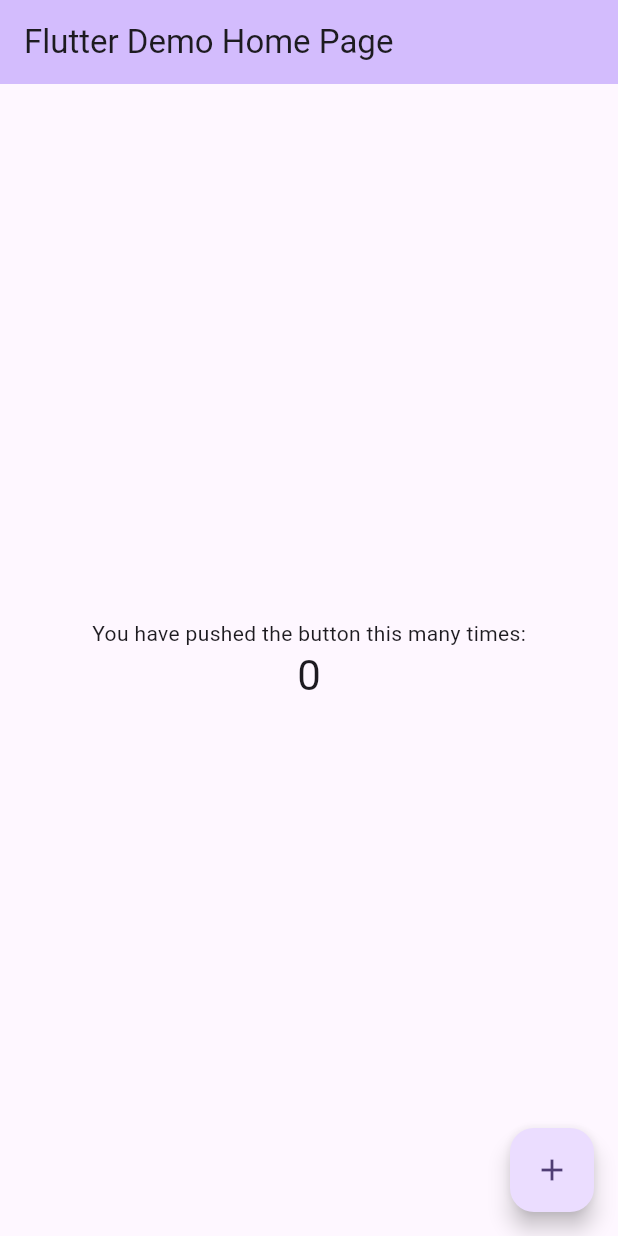
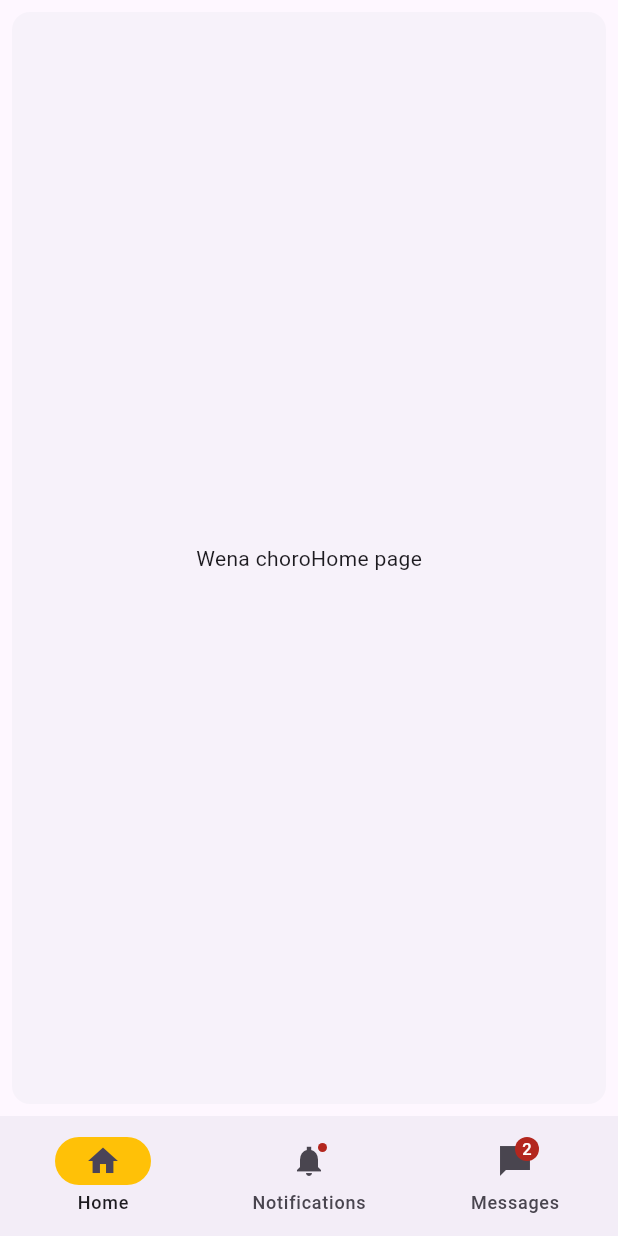
Before and after one commit to baltilucas/SoluMeds-data360, a Flutter app: the screen it shows after launch, on a phone screen of 412 x 824 dp. Run offline on Flutter 3.47's test engine with Material 3 defaults, Android fonts, the phone set to English and light mode, and no system bars.

Commit message:
Flutter separao

```diff
--- a/Front-Flutter/solumedsflutter/lib/main.dart
+++ b/Front-Flutter/solumedsflutter/lib/main.dart
@@ -1,122 +1,109 @@
 import 'package:flutter/material.dart';
+import 'tabs/mainpage.dart';
+import 'tabs/info.dart';
 
-void main() {
-  runApp(const MyApp());
+
+
+void main() => runApp(const NavigationBarApp());
+
+
+
+class NavigationBarApp extends StatelessWidget {
+  const NavigationBarApp({super.key});
+
+  @override
+  Widget build(BuildContext context) {
+    return const MaterialApp(home: NavigationExample());
+  }
 }
 
-class MyApp extends StatelessWidget {
-  const MyApp({super.key});
+class NavigationExample extends StatefulWidget {
+  const NavigationExample({super.key});
 
-  // This widget is the root of your application.
+  @override
+  State<NavigationExample> createState() => _NavigationExampleState();
+}
+
+class _NavigationExampleState extends State<NavigationExample> {
+  int currentPageIndex = 0;
+  MainPage mainpage = MainPage();
+  Info info = Info();
+
   @override
   Widget build(BuildContext context) {
-    return MaterialApp(
-      title: 'Flutter Demo',
-      theme: ThemeData(
-        // This is the theme of your application.
-        //
-        // TRY THIS: Try running your application with "flutter run". You'll see
-        // the application has a purple toolbar. Then, without quitting the app,
-        // try changing the seedColor in the colorScheme below to Colors.green
-        // and then invoke "hot reload" (save your changes or press the "hot
-        // reload" button in a Flutter-supported IDE, or press "r" if you used
-        // the command line to start the app).
-        //
-        // Notice that the counter didn't reset back to zero; the application
-        // state is not lost during the reload. To reset the state, use hot
-        // restart instead.
-        //
-        // This works for code too, not just values: Most code changes can be
-        // tested with just a hot reload.
-        colorScheme: ColorScheme.fromSeed(seedColor: Colors.deepPurple),
+    final ThemeData theme = Theme.of(context);
+    return Scaffold(
+      bottomNavigationBar: NavigationBar(
+        onDestinationSelected: (int index) {
+          setState(() {
+            currentPageIndex = index;
+          });
+        },
+        indicatorColor: Colors.amber,
+        selectedIndex: currentPageIndex,
+        destinations: const <Widget>[
+          NavigationDestination(
+            selectedIcon: Icon(Icons.home),
+            icon: Icon(Icons.home_outlined),
+            label: 'Home',
+          ),
+          NavigationDestination(
+            icon: Badge(child: Icon(Icons.notifications_sharp)),
+            label: 'Notifications',
+          ),
+          NavigationDestination(
+            icon: Badge(label: Text('2'), child: Icon(Icons.messenger_sharp)),
+            label: 'Messages',
+          ),
+        ],
       ),
-      home: const MyHomePage(title: 'Flutter Demo Home Page'),
+      body: <Widget>[
+        /// Home page
+        mainpage,
+
+        /// Notifications page
+        info,
+
+        /// Messages page
+        ListView.builder(
+          reverse: true,
+          itemCount: 2,
+          itemBuilder: (BuildContext context, int index) {
+            if (index == 0) {
+              return Align(
+                alignment: Alignment.centerRight,
+                child: Container(
+                  margin: const EdgeInsets.all(8.0),
+                  padding: const EdgeInsets.all(8.0),
+                  decoration: BoxDecoration(
+                    color: theme.colorScheme.primary,
+                    borderRadius: BorderRadius.circular(8.0),
+                  ),
+                  child: Text(
+                    'Hello',
+                    style: theme.textTheme.bodyLarge!.copyWith(color: theme.colorScheme.onPrimary),
+                  ),
+                ),
+              );
+            }
+            return Align(
+              alignment: Alignment.centerLeft,
+              child: Container(
+                margin: const EdgeInsets.all(8.0),
+                padding: const EdgeInsets.all(8.0),
+                decoration: BoxDecoration(
+                  color: theme.colorScheme.primary,
+                  borderRadius: BorderRadius.circular(8.0),
+                ),
+                child: Text(
+                  'Hi!',
+                  style: theme.textTheme.bodyLarge!.copyWith(color: theme.colorScheme.onPrimary),
+                ),
+              ),
+            );
+          },
+        ),
+      ][currentPageIndex],
     );
   }
 }
-
-class MyHomePage extends StatefulWidget {
-  const MyHomePage({super.key, required this.title});
-
-  // This widget is the home page of your application. It is stateful, meaning
-  // that it has a State object (defined below) that contains fields that affect
-  // how it looks.
-
-  // This class is the configuration for the state. It holds the values (in this
-  // case the title) provided by the parent (in this case the App widget) and
-  // used by the build method of the State. Fields in a Widget subclass are
-  // always marked "final".
-
-  final String title;
-
-  @override
-  State<MyHomePage> createState() => _MyHomePageState();
-}
-
-class _MyHomePageState extends State<MyHomePage> {
-  int _counter = 0;
-
-  void _incrementCounter() {
-    setState(() {
-      // This call to setState tells the Flutter framework that something has
-      // changed in this State, which causes it to rerun the build method below
-      // so that the display can reflect the updated values. If we changed
-      // _counter without calling setState(), then the build method would not be
-      // called again, and so nothing would appear to happen.
-      _counter++;
-    });
-  }
-
-  @override
-  Widget build(BuildContext context) {
-    // This method is rerun every time setState is called, for instance as done
-    // by the _incrementCounter method above.
-    //
-    // The Flutter framework has been optimized to make rerunning build methods
-    // fast, so that you can just rebuild anything that needs updating rather
-    // than having to individually change instances of widgets.
-    return Scaffold(
-      appBar: AppBar(
-        // TRY THIS: Try changing the color here to a specific color (to
-        // Colors.amber, perhaps?) and trigger a hot reload to see the AppBar
-        // change color while the other colors stay the same.
-        backgroundColor: Theme.of(context).colorScheme.inversePrimary,
-        // Here we take the value from the MyHomePage object that was created by
-        // the App.build method, and use it to set our appbar title.
-        title: Text(widget.title),
-      ),
-      body: Center(
-        // Center is a layout widget. It takes a single child and positions it
-        // in the middle of the parent.
-        child: Column(
-          // Column is also a layout widget. It takes a list of children and
-          // arranges them vertically. By default, it sizes itself to fit its
-          // children horizontally, and tries to be as tall as its parent.
-          //
-          // Column has various properties to control how it sizes itself and
-          // how it positions its children. Here we use mainAxisAlignment to
-          // center the children vertically; the main axis here is the vertical
-          // axis because Columns are vertical (the cross axis would be
-          // horizontal).
-          //
-          // TRY THIS: Invoke "debug painting" (choose the "Toggle Debug Paint"
-          // action in the IDE, or press "p" in the console), to see the
-          // wireframe for each widget.
-          mainAxisAlignment: MainAxisAlignment.center,
-          children: <Widget>[
-            const Text('You have pushed the button this many times:'),
-            Text(
-              '$_counter',
-              style: Theme.of(context).textTheme.headlineMedium,
-            ),
-          ],
-        ),
-      ),
-      floatingActionButton: FloatingActionButton(
-        onPressed: _incrementCounter,
-        tooltip: 'Increment',
-        child: const Icon(Icons.add),
-      ), // This trailing comma makes auto-formatting nicer for build methods.
-    );
-  }
-}
--- /dev/null
+++ b/Front-Flutter/solumedsflutter/lib/tabs/mainpage.dart
@@ -0,0 +1,15 @@
+import 'package:flutter/material.dart';
+
+class MainPage extends StatelessWidget{
+  const MainPage({super.key});
+  @override
+  Widget build(BuildContext context) {
+    return const Card(
+          shadowColor: Colors.transparent,
+          margin: const EdgeInsets.all(8.0),
+          child: SizedBox.expand(
+            child: Center(child: Text('Wena choroHome page')),
+          ),
+        );
+}
+}
```
Also changed, not shown: Front-Flutter/solumedsflutter/lib/tabs/info.dart (added, +29 -0 lines).
